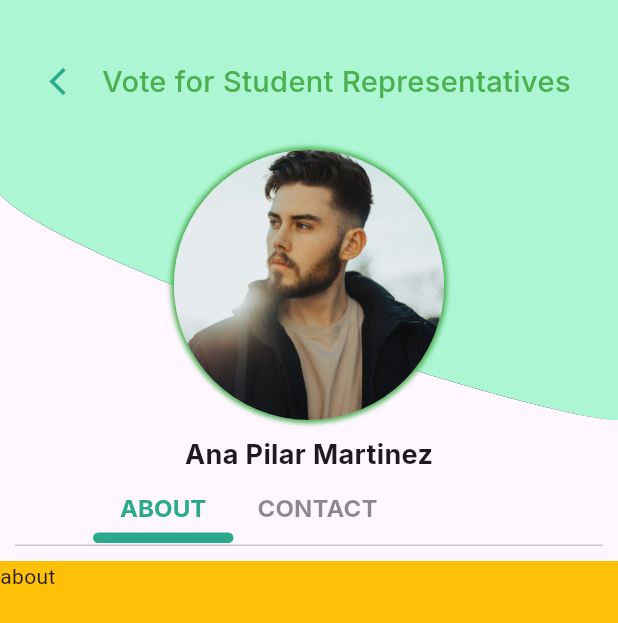
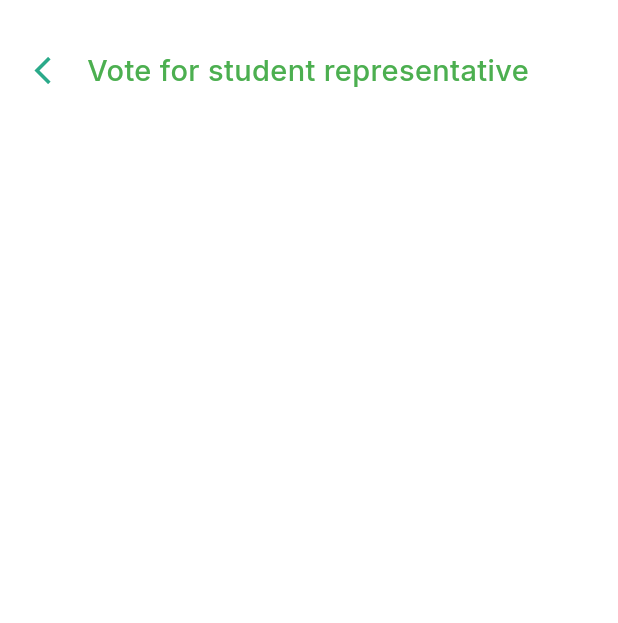
Before and after one commit to AliAtherAyyubi/Final-Year-Project, a Flutter app: the screen it shows after launch, on a phone screen of 412 x 824 dp. Shown: the top 623 px of the screen. Run offline on Flutter 3.47's test engine with Material 3 defaults, Android fonts, the phone set to English and light mode, and no system bars; drawn by our look-alikes of getwidget; our stand-ins replace circular_profile_avatar, easy_stepper, flutter_custom_clippers, font_awesome_flutter, google_fonts, page_transition and 2 more.

Commit message:
add new files

```diff
--- /dev/null
+++ b/e_voting/lib/Views/Auth/Facerecognition1.dart
@@ -0,0 +1,32 @@
+import 'package:e_voting/Views/Widgets/homepage/Voting/voteLabel.dart';
+import 'package:flutter/material.dart';
+
+class FaceRecognition1 extends StatefulWidget {
+  const FaceRecognition1({super.key});
+
+  @override
+  State<FaceRecognition1> createState() => FaceRecognition1State();
+}
+
+class FaceRecognition1State extends State<FaceRecognition1> {
+  @override
+  Widget build(BuildContext context) {
+    return Scaffold(
+      backgroundColor: Colors.white,
+      body: Container(
+        padding: EdgeInsets.symmetric(horizontal: 10, vertical: 23),
+        child: Column(
+          children: [
+            Row(
+              children: [
+                VoteLabel(
+                  voteName: "Vote for student representative",
+                ),
+              ],
+            )
+          ],
+        ),
+      ),
+    );
+  }
+}
--- a/e_voting/lib/Views/Homepage/Profile/candi_Profile.dart
+++ b/e_voting/lib/Views/Homepage/Profile/candi_Profile.dart
@@ -1,5 +1,3 @@
-import 'dart:js_util';
-
 import 'package:e_voting/Views/Widgets/homepage/Voting/voteLabel.dart';
 import 'package:e_voting/Views/Widgets/homepage/tabBar.dart';
 import 'package:e_voting/Views/Widgets/myAvatar.dart';
--- /dev/null
+++ b/e_voting/lib/Views/Widgets/Progressbar.dart
@@ -0,0 +1,10 @@
+import 'package:flutter/material.dart';
+
+class ProgressBar extends StatelessWidget {
+  const ProgressBar({super.key});
+
+  @override
+  Widget build(BuildContext context) {
+    return const Placeholder();
+  }
+}
--- a/e_voting/lib/main.dart
+++ b/e_voting/lib/main.dart
@@ -1,3 +1,4 @@
+import 'package:e_voting/Views/Auth/Facerecognition1.dart';
 import 'package:e_voting/Views/Auth/forgotPass.dart';
 import 'package:e_voting/Views/Auth/login.dart';
 import 'package:e_voting/Views/Auth/registerPage.dart';
@@ -29,7 +30,7 @@
             // fontFamily: ,
             primaryColor: Color(0xff4CBB17)),
         debugShowCheckedModeBanner: false,
-        home: CandidateProfile(),
+        home: FaceRecognition1(),
       );
     });
   }
```
